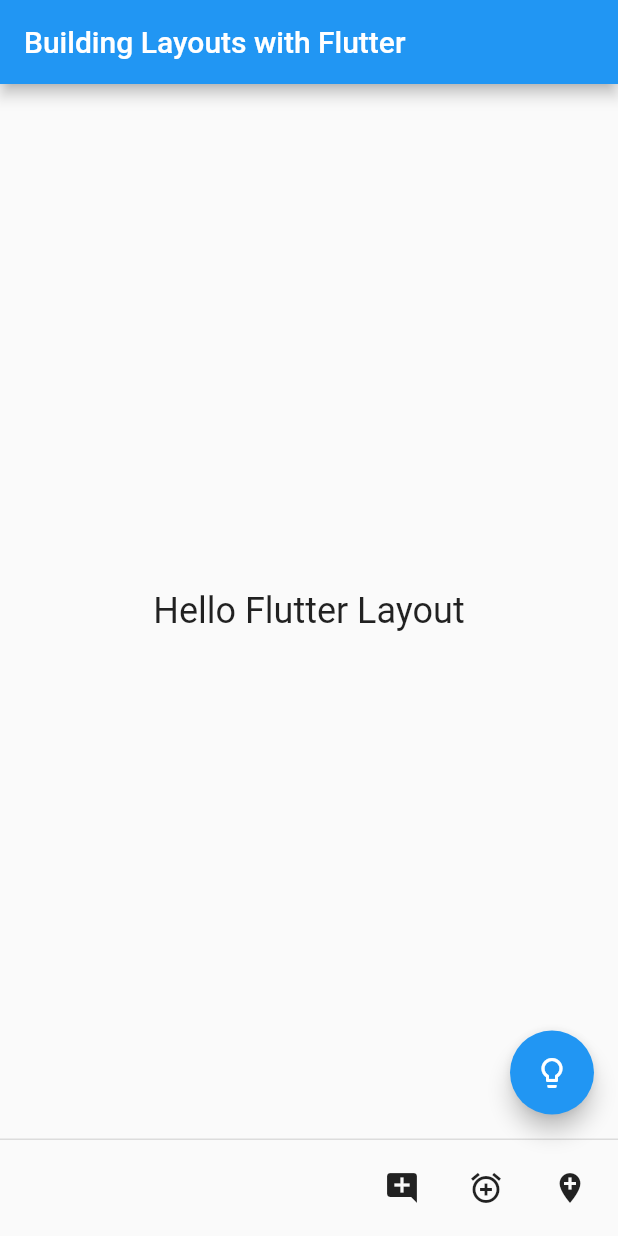
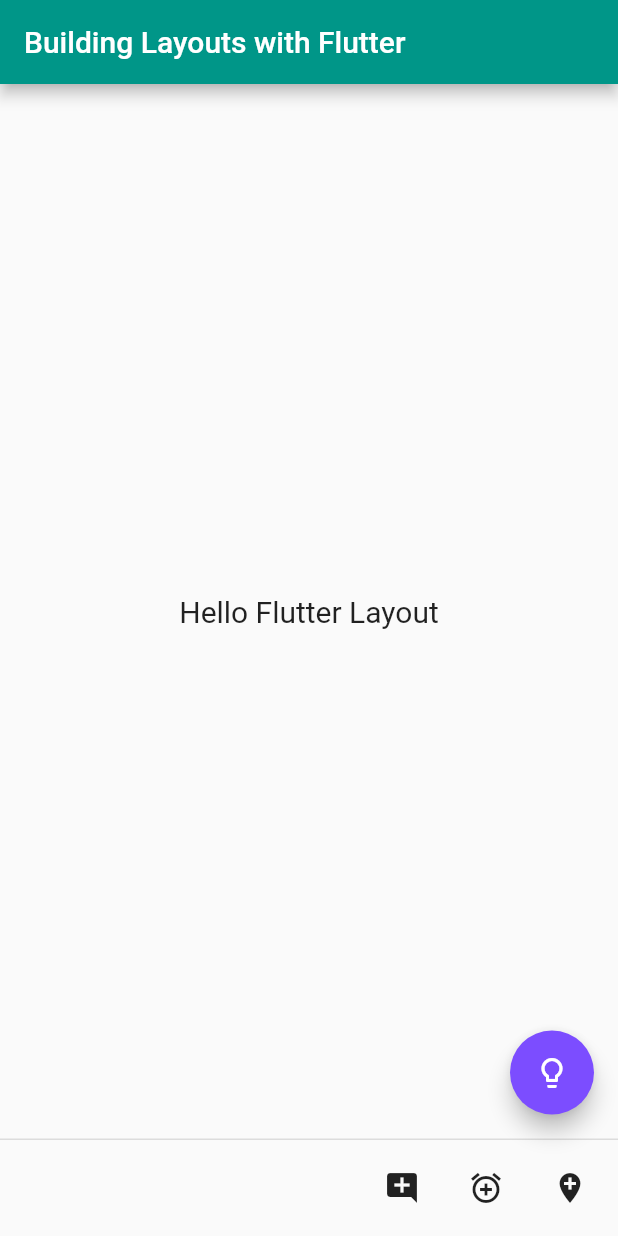
Before and after one commit to etczrn/flutter_projects, a Flutter app: the screen it shows after launch, on a phone screen of 412 x 824 dp. Run offline on Flutter 3.47's test engine with Material 2 defaults, Android fonts, the phone set to English and light mode, and no system bars; our stand-ins replace shared_preferences.

Commit message:
Closes #19; Using Themes and Colors #19

```diff
--- a/hello_layout/lib/main.dart
+++ b/hello_layout/lib/main.dart
@@ -9,33 +9,44 @@ class MyApp extends StatelessWidget {
   @override
   Widget build(BuildContext context) {
     return MaterialApp(
+      theme: ThemeData(
+          // colorScheme: ColorScheme.fromSwatch(
+          //   // dark mode에서는 AppBar 색상이 바뀌지 않음
+          //   // brightness: Brightness.dark,
+          //   // primarySwatch: Colors.purple,
+          // ).copyWith(secondary: Colors.green),
+          // textTheme: const TextTheme(bodyText2: TextStyle(fontSize: 20))
+          colorScheme: ColorScheme.fromSwatch().copyWith(
+            primary: const Color(0xff009688),
+            secondary: const Color(0xff7c4dff),
+          ),
+          textTheme: const TextTheme(bodyText2: TextStyle(fontSize: 20))),
       home: Scaffold(
         appBar: AppBar(
-          title: Text('Building Layouts with Flutter'),
+          title: const Text('Building Layouts with Flutter'),
         ),
-        body: Center(
+        body: const Center(
           child: Text(
             'Hello Flutter Layout',
-            style: TextStyle(fontSize: 24),
           ),
         ),
         floatingActionButton: FloatingActionButton(
-          child: Icon(Icons.lightbulb_outline),
+          child: const Icon(Icons.lightbulb_outline),
           onPressed: () {
             print('You rang?');
           },
         ),
         persistentFooterButtons: [
           IconButton(
-            icon: Icon(Icons.add_comment),
+            icon: const Icon(Icons.add_comment),
             onPressed: () {},
           ),
           IconButton(
-            icon: Icon(Icons.add_alarm),
+            icon: const Icon(Icons.add_alarm),
             onPressed: () {},
           ),
           IconButton(
-            icon: Icon(Icons.add_location),
+            icon: const Icon(Icons.add_location),
             onPressed: () {},
           ),
         ],
```
